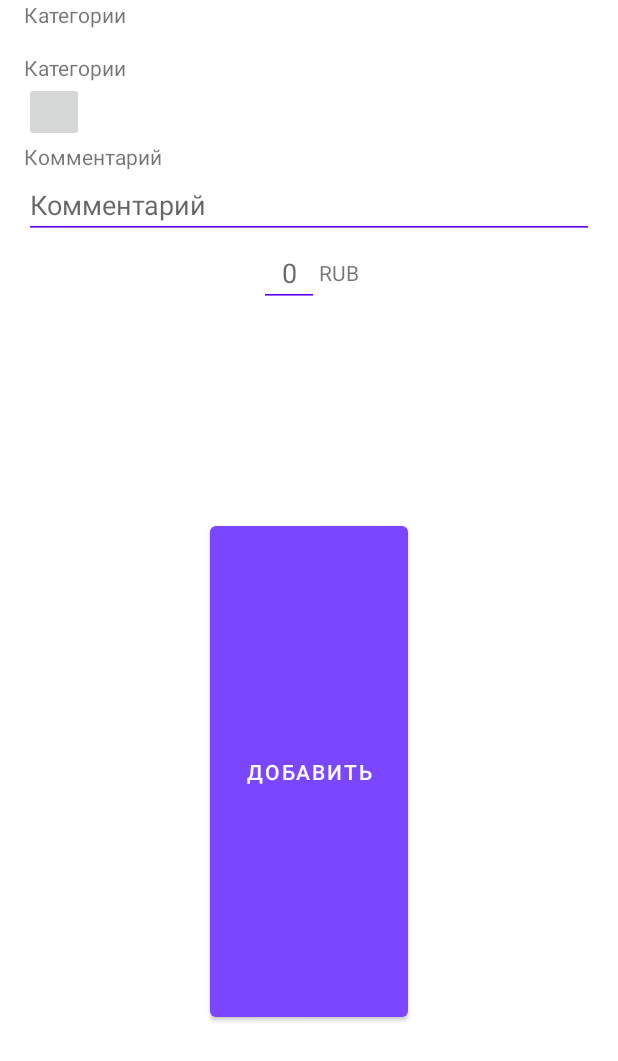
After one commit to Erority/MyCash, an Android app: the fragment AddOperationFragment shown on its own in the app's theme, on a phone screen of 412 x 824 dp. The commit adds this screen. Shown: the top 1061 px of the screen. Run offline under Robolectric (Android 15) with nearby library versions, the phone set to English and light mode, and no system bars.

Commit message:
adding design

```diff
--- a/app/src/main/AndroidManifest.xml
+++ b/app/src/main/AndroidManifest.xml
@@ -10,6 +10,12 @@
         android:supportsRtl="true"
         android:theme="@style/Theme.MyCash">
         <activity
+            android:name=".LoginActivity"
+            android:exported="false" />
+        <activity
+            android:name=".LogicAcitivty"
+            android:exported="false" />
+        <activity
             android:name=".MainActivity"
             android:exported="true">
             <intent-filter>
--- /dev/null
+++ b/app/src/main/java/com/example/mycash/view/AddOperationFragment.java
@@ -0,0 +1,31 @@
+package com.example.mycash.view;
+
+import android.os.Bundle;
+
+import androidx.fragment.app.Fragment;
+
+import android.view.LayoutInflater;
+import android.view.View;
+import android.view.ViewGroup;
+
+import com.example.mycash.R;
+
+public class AddOperationFragment extends Fragment {
+
+
+    public AddOperationFragment() {
+        // Required empty public constructor
+    }
+
+    @Override
+    public void onCreate(Bundle savedInstanceState) {
+        super.onCreate(savedInstanceState);
+    }
+
+    @Override
+    public View onCreateView(LayoutInflater inflater, ViewGroup container,
+                             Bundle savedInstanceState) {
+        // Inflate the layout for this fragment
+        return inflater.inflate(R.layout.fragment_add_operation, container, false);
+    }
+}
--- /dev/null
+++ b/app/src/main/res/drawable/ic_baseline_add_24.xml
@@ -0,0 +1,5 @@
+<vector android:height="24dp" android:tint="#000000"
+    android:viewportHeight="24" android:viewportWidth="24"
+    android:width="24dp" xmlns:android="http://schemas.android.com/apk/res/android">
+    <path android:fillColor="@android:color/white" android:pathData="M19,13h-6v6h-2v-6H5v-2h6V5h2v6h6v2z"/>
+</vector>
--- /dev/null
+++ b/app/src/main/res/layout/fragment_add_operation.xml
@@ -0,0 +1,97 @@
+<?xml version="1.0" encoding="utf-8"?>
+<FrameLayout xmlns:android="http://schemas.android.com/apk/res/android"
+    xmlns:tools="http://schemas.android.com/tools"
+    android:layout_width="match_parent"
+    android:layout_height="match_parent"
+    tools:context=".view.AddOperationFragment">
+
+    <LinearLayout
+        android:orientation="vertical"
+        android:layout_width="match_parent"
+        android:layout_height="match_parent">
+
+    <LinearLayout
+        android:layout_marginHorizontal="16dp"
+        android:orientation="vertical"
+        android:layout_width="match_parent"
+        android:layout_height="wrap_content">
+
+        <TextView
+            android:text="Категории"
+            android:layout_width="wrap_content"
+            android:layout_height="wrap_content"/>
+
+        <androidx.recyclerview.widget.RecyclerView
+            android:layout_marginTop="16dp"
+            android:layout_width="match_parent"
+            android:layout_height="wrap_content"/>
+    </LinearLayout>
+
+        <LinearLayout
+            android:layout_marginHorizontal="16dp"
+            android:orientation="vertical"
+            android:layout_width="match_parent"
+            android:layout_height="wrap_content">
+
+            <TextView
+                android:text="Категории"
+                android:layout_width="wrap_content"
+                android:layout_height="wrap_content"/>
+
+            <ImageButton
+
+                android:layout_width="40dp"
+                android:layout_height="40dp"/>
+        </LinearLayout>
+
+        <LinearLayout
+            android:layout_marginHorizontal="16dp"
+            android:orientation="vertical"
+            android:layout_width="match_parent"
+            android:layout_height="wrap_content">
+
+            <TextView
+                android:text="Комментарий"
+                android:layout_width="wrap_content"
+                android:layout_height="wrap_content"/>
+
+            <EditText
+                android:hint="Комментарий"
+                android:backgroundTint="@color/purple_500"
+                android:layout_width="match_parent"
+                android:layout_height="wrap_content"/>
+        </LinearLayout>
+
+        <LinearLayout
+            android:layout_gravity="center"
+            android:layout_marginHorizontal="16dp"
+            android:orientation="horizontal"
+            android:layout_width="wrap_content"
+            android:layout_height="wrap_content">
+
+            <EditText
+                android:textAlignment="center"
+                android:hint="0"
+                android:backgroundTint="@color/purple_500"
+                android:layout_width="40dp"
+                android:layout_height="wrap_content"/>
+
+
+            <TextView
+                android:layout_gravity="center_vertical"
+                android:layout_width="wrap_content"
+                android:layout_height="wrap_content"
+                android:text="RUB"/>
+
+        </LinearLayout>
+
+        <Button
+            android:text="Добавить"
+            android:layout_gravity="bottom"
+            android:layout_marginHorizontal="140dp"
+            android:layout_marginVertical="140dp"
+            android:layout_width="match_parent"
+            android:layout_height="match_parent"/>
+
+    </LinearLayout>
+</FrameLayout>
--- a/app/src/main/res/values/colors.xml
+++ b/app/src/main/res/values/colors.xml
@@ -11,4 +11,5 @@
     <!--Adding colors-->
     <color name="header_start_color">#7B46FF</color>
     <color name="header_end_color">#ED5485</color>
+    <color name="button_adding_color">#C5ED54</color>
 </resources>
--- a/build.gradle
+++ b/build.gradle
@@ -1,7 +1,7 @@
 // Top-level build file where you can add configuration options common to all sub-projects/modules.
 plugins {
-    id 'com.android.application' version '7.1.3' apply false
-    id 'com.android.library' version '7.1.3' apply false
+    id 'com.android.application' version '7.2.0' apply false
+    id 'com.android.library' version '7.2.0' apply false
 }
 
 task clean(type: Delete) {
```
Also changed, not shown: app/src/main/java/com/example/mycash/view/CostsFragment.java (+58 -0 lines), app/src/main/java/com/example/mycash/view/LoginActivity.java (added, +21 -0 lines), app/src/main/res/drawable/background_add_button.xml (added, +9 -0 lines), app/src/main/res/drawable/background_edit_text.xml (added, +10 -0 lines), app/src/main/res/layout/activity_login.xml (added, +91 -0 lines), app/src/main/res/layout/activity_main.xml (+14 -1 lines), app/src/main/res/layout/expenses_layout_item.xml (added, +48 -0 lines), app/src/main/res/layout/fragment_costs.xml (+34 -3 lines), gradle/wrapper/gradle-wrapper.properties.
